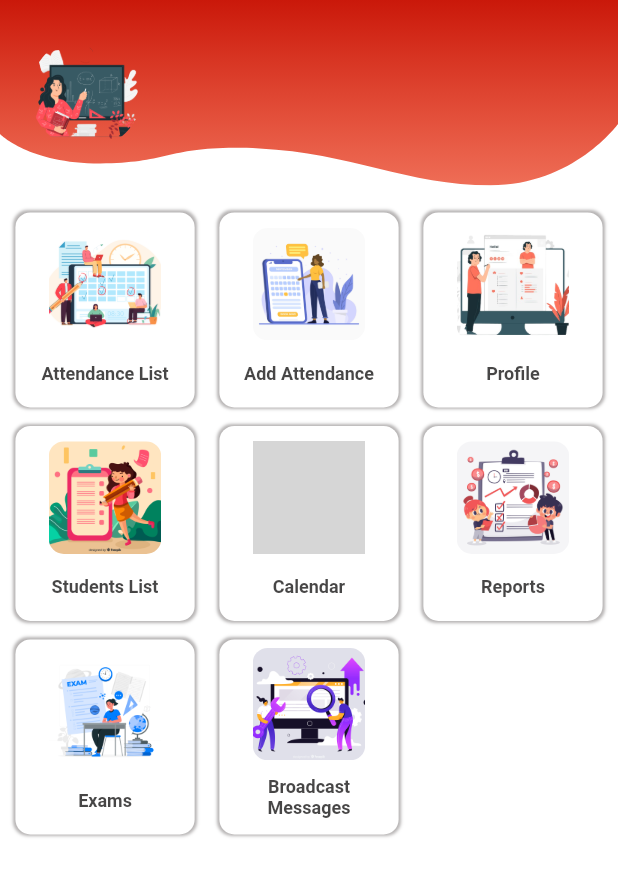
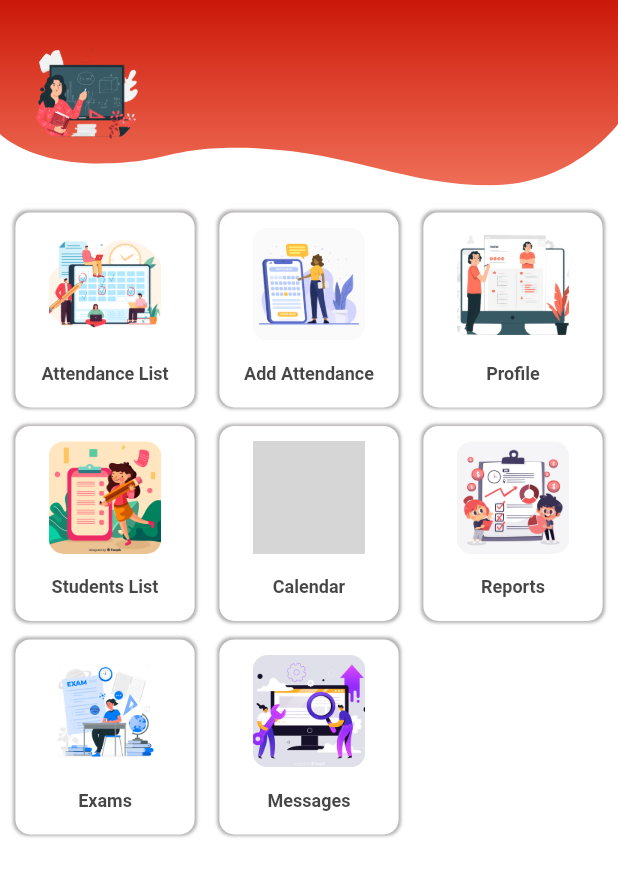
Before and after one commit to rajasrajeev/sampoorna--plus, a Flutter app: the HomeScreen screen opened by its route, on a phone screen of 412 x 824 dp. Shown: the top 876 px of the screen. Run offline on Flutter 3.47's test engine with Material 2 defaults, Android fonts, the phone set to English and light mode, and no system bars; our stand-ins replace connectivity_plus, fluttertoast, image_cropper, image_picker, jwt_decoder, marquee and 8 more; accounts and stored records are empty; network calls fail; Roboto replaces fonts that are missing (RobotoCondensed); grey boxes are pictures that could not be loaded.

Commit message:
broadcast updates

```diff
--- a/lib/components/child_card.dart
+++ b/lib/components/child_card.dart
@@ -26,6 +26,7 @@ class ChildCard extends StatefulWidget {
   final String studentCode;
   final String admissionNo;
   final String schoolId;
+  final String batchId;
   final String imageURL;
   const ChildCard({
     Key? key,
@@ -38,6 +39,7 @@ class ChildCard extends StatefulWidget {
     required this.studentCode,
     required this.admissionNo,
     required this.schoolId,
+    required this.batchId,
     required this.imageURL,
   }) : super(key: key);
 
@@ -317,7 +319,7 @@ class _ChildCardState extends State<ChildCard> {
                               builder: (context) => BroadcastDetail(
                                   studentName: widget.grade + widget.division,
                                   studentCode:
-                                      widget.school //Class List from dropdown
+                                      widget.batchId //Class List from dropdown
                                   )),
                         )
                       },
--- a/lib/screens/broadcast/broadcast_detail.dart
+++ b/lib/screens/broadcast/broadcast_detail.dart
@@ -38,6 +38,7 @@ class ChatMessage {
 class _BroadcastDetailState extends State<BroadcastDetail> {
   List<ChatMessage> messages = [];
   String? userType = "";
+  String? userId = "";
   bool _loading = false;
   final TextEditingController searchController = TextEditingController();
 
@@ -51,6 +52,7 @@ class _BroadcastDetailState extends State<BroadcastDetail> {
   getToken() async {
     final prefs = await SharedPreferences.getInstance();
     userType = prefs.getString('user_type');
+    userId = prefs.getString('user_id');
   }
 
   getBroadcastMessages() async {
@@ -90,7 +92,8 @@ class _BroadcastDetailState extends State<BroadcastDetail> {
         setState(() {
           messages.add(ChatMessage(
               messageContent: data['token'][i]['body'],
-              messageType: 'sender',
+              messageType:
+                  userId == data['token'][i]['user_id'] ? 'sender' : 'receiver',
               timeOfMessage: data['token'][i]['created_at']));
         });
       }
--- a/lib/screens/home_screen/body.dart
+++ b/lib/screens/home_screen/body.dart
@@ -96,7 +96,7 @@ class _BodyState extends State<Body> {
                     SizedBox(width: size.width * 0.029),
                     userType == "HM"
                         ? Tile(
-                            label: "Broadcast Messages",
+                            label: "Messages",
                             image: "assets/images/config.png",
                             onClick: () {
                               Navigator.push(
@@ -194,7 +194,7 @@ class _BodyState extends State<Body> {
                     SizedBox(width: size.width * 0.029),
                     userType != "HM"
                         ? Tile(
-                            label: "Broadcast Messages",
+                            label: "Messages",
                             image: "assets/images/config.png",
                             onClick: () {
                               Navigator.push(
--- a/lib/screens/parents/dashboard/parents_dashboard_screen.dart
+++ b/lib/screens/parents/dashboard/parents_dashboard_screen.dart
@@ -103,6 +103,7 @@ class _ParentsDashboardScreenState extends State<ParentsDashboardScreen> {
                               studentCode: childDetails[index]['student_code'],
                               admissionNo: childDetails[index]['admission_no'],
                               schoolId: childDetails[index]['school_id'],
+                              batchId: childDetails[index]['batch_id'],
                               imageURL:
                                   (childDetails[index]['photo_url'].toString()),
                             ),
```
